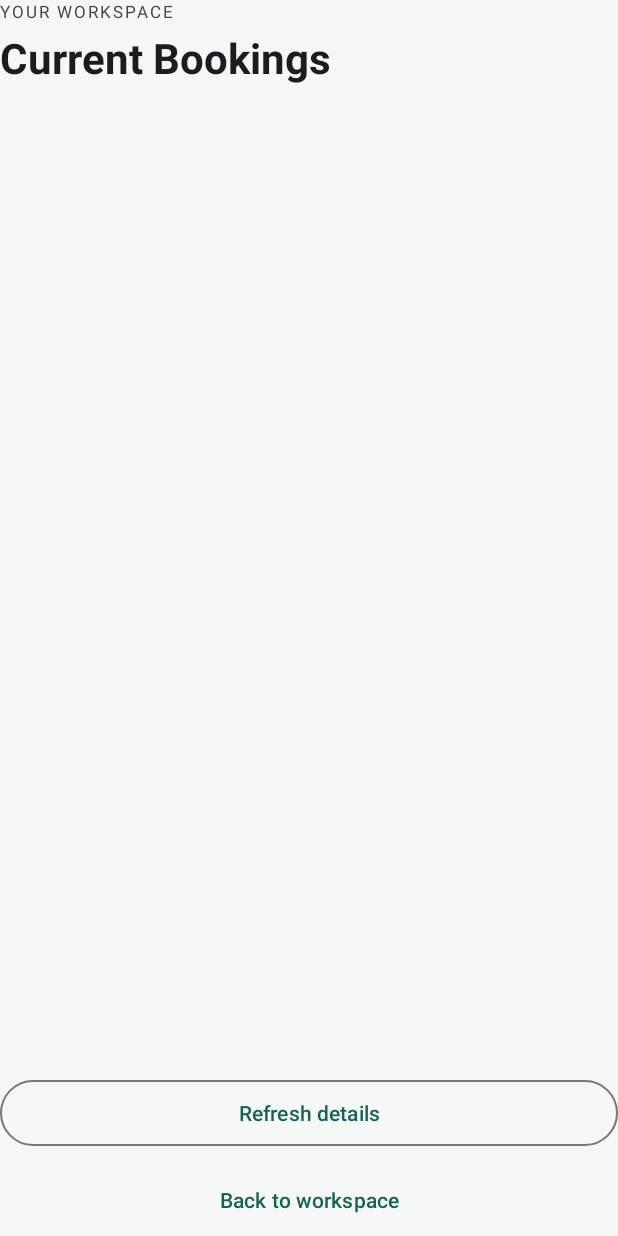
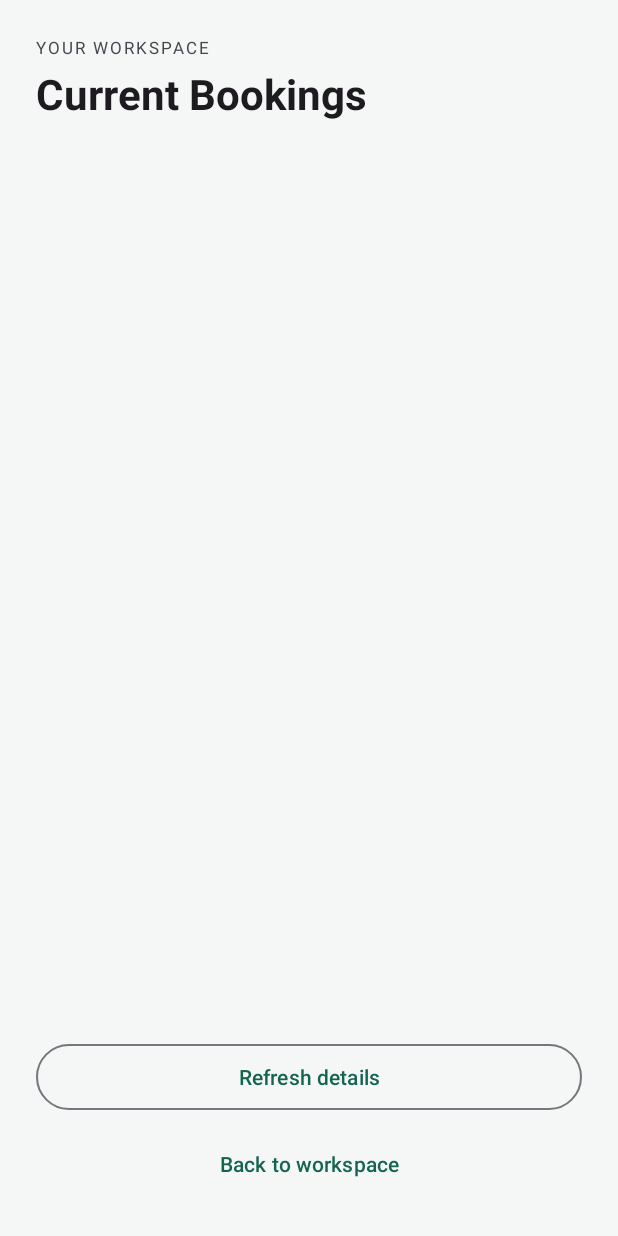
Before and after one commit to SupunPrabodha/SmartSolar, an Android app: the CurrentBookingsActivity screen opened directly, with no data from a screen before it, on a phone screen of 412 x 824 dp. Run offline under Robolectric (Android 15) with nearby library versions, the light colour scheme and no system bars; 1 statement that could not run was skipped.

Commit message:
Align booking screens with updated layout shell
Refactors both `activity_current_bookings.xml` and `activity_booking_history.xml` to use a `FrameLayout` root with a shared solar background, then nests the existing content in a full-height padded vertical container. This removes header weight-based sizing, keeps loading/error/list/pagination structure intact, and updates bottom action spacing/comments to match the Reservation Details screen style.

```diff
--- a/mobile/SmartSolarMobile/app/src/main/res/layout/activity_current_bookings.xml
+++ b/mobile/SmartSolarMobile/app/src/main/res/layout/activity_current_bookings.xml
@@ -1,24 +1,22 @@
 <?xml version="1.0" encoding="utf-8"?>
-<LinearLayout
+<FrameLayout
     xmlns:android="http://schemas.android.com/apk/res/android"
     xmlns:app="http://schemas.android.com/apk/res-auto"
     android:id="@+id/currentBookingsRoot"
     android:layout_width="match_parent"
     android:layout_height="match_parent"
+    android:background="@color/solar_background">
+
+    <LinearLayout
+        android:layout_width="match_parent"
+        android:layout_height="match_parent"
         android:orientation="vertical"
         android:padding="24dp">
 
-    <!-- Top Header matching Member 3 -->
+        <!-- Top Header -->
         <LinearLayout
             android:layout_width="match_parent"
             android:layout_height="wrap_content"
-        android:orientation="horizontal"
-        android:gravity="center_vertical">
-
-        <LinearLayout
-            android:layout_width="0dp"
-            android:layout_height="wrap_content"
-            android:layout_weight="1"
             android:orientation="vertical">
 
             <TextView
@@ -36,7 +34,6 @@
                 android:text="@string/current_bookings"
                 android:textAppearance="?attr/textAppearanceHeadlineMedium"
                 android:textStyle="bold" />
-        </LinearLayout>
         </LinearLayout>
 
         <ProgressBar
@@ -129,12 +126,12 @@
                 android:text="@string/next_page" />
         </LinearLayout>
 
-    <!-- Bottom Actions matching Member 3 -->
+        <!-- Bottom Actions matching Reservation Details -->
         <LinearLayout
             android:layout_width="match_parent"
             android:layout_height="wrap_content"
             android:orientation="vertical"
-        android:layout_marginTop="16dp">
+            android:layout_marginTop="24dp">
 
             <com.google.android.material.button.MaterialButton
                 android:id="@+id/buttonRefreshDetails"
@@ -155,3 +152,5 @@
         </LinearLayout>
 
     </LinearLayout>
+
+</FrameLayout>
```
Also changed, not shown: mobile/SmartSolarMobile/app/src/main/res/layout/activity_booking_history.xml (+11 -12 lines). Lines whose indentation alone changed are shown as unchanged.
